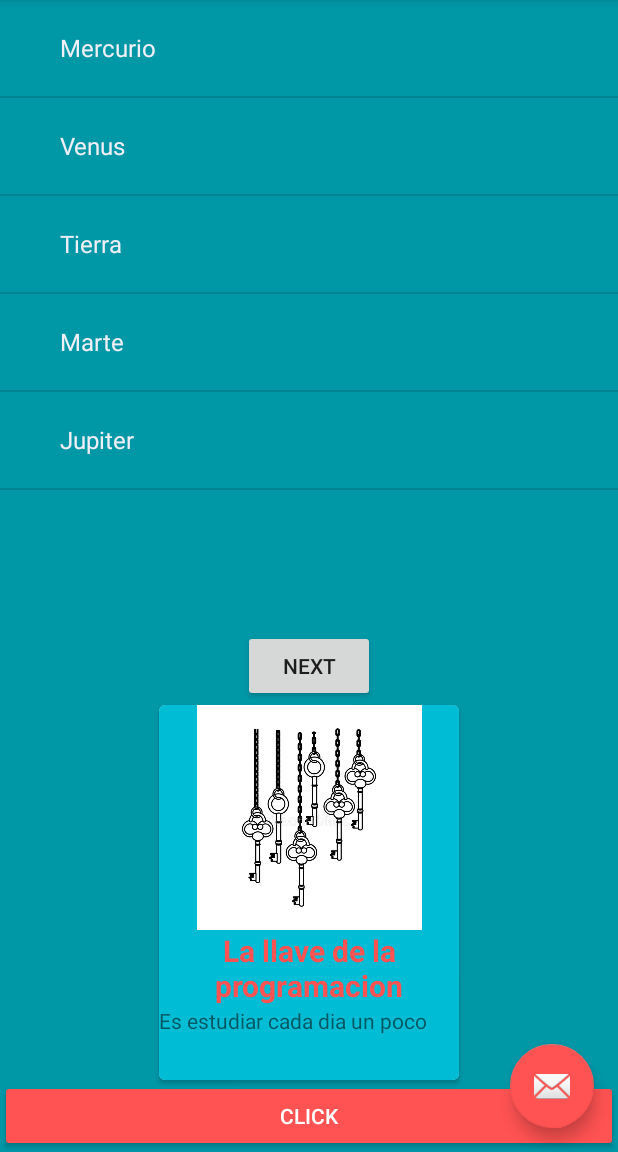
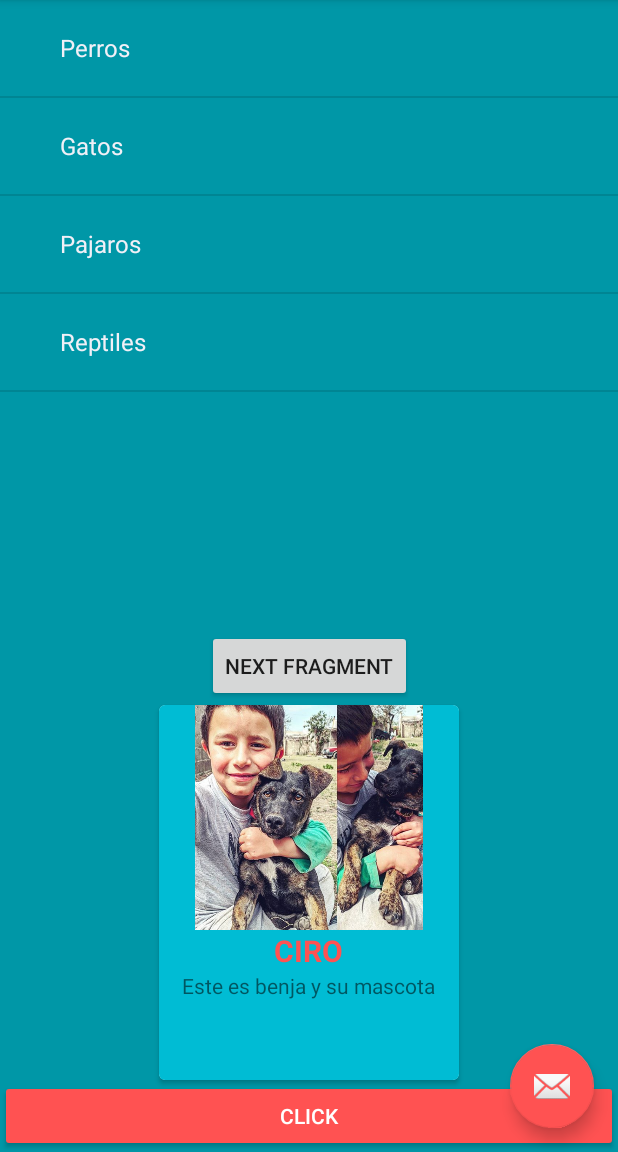
Before and after one commit to juanmrosas88/AprendiendoMaterialDesign, an Android app: the screen it shows after launch (MainActivity), on a phone screen of 412 x 824 dp, the part 84-1236 px from its top. Run offline under Robolectric (Android 15) with nearby library versions, the phone set to English and light mode, and no system bars.

Commit message:
cambio el listado de planetas a tipos de mascotas ciclo de vida de las activitys. metodos.

```diff
--- a/app/src/main/java/com/example/aprendiendomaterialdesign/FirstFragment.java
+++ b/app/src/main/java/com/example/aprendiendomaterialdesign/FirstFragment.java
@@ -44,13 +44,14 @@ public class FirstFragment extends Fragment {
 
 
     }
+
     @Override
     public void onActivityCreated(Bundle state) {
         super.onActivityCreated(state);
         lstMiLista = (ListView)getView().findViewById(R.id.lstMiLista);
 
-        String[] planetas = getResources().getStringArray(R.array.planetas);
-        ArrayAdapter<String> adapter = new ArrayAdapter<String>(getActivity().getApplicationContext(), android.R.layout.simple_expandable_list_item_1,planetas);
+        String[] mascotas = getResources().getStringArray(R.array.mascotas);
+        ArrayAdapter<String> adapter = new ArrayAdapter<String>(getActivity().getApplicationContext(), android.R.layout.simple_expandable_list_item_1,mascotas);
         lstMiLista.setAdapter(adapter);
         lstMiLista.setOnItemClickListener(new AdapterView.OnItemClickListener() {
             @Override
@@ -74,8 +75,8 @@ public class FirstFragment extends Fragment {
 
     }
     public  void refrescandoContenido(){
-        String[] planetas = getResources().getStringArray(R.array.planetas);
-        ArrayAdapter<String> adapter = new ArrayAdapter<String>(getActivity().getApplicationContext(), android.R.layout.simple_expandable_list_item_1,planetas);
+        String[] mascotas = getResources().getStringArray(R.array.mascotas);
+        ArrayAdapter<String> adapter = new ArrayAdapter<String>(getActivity().getApplicationContext(), android.R.layout.simple_expandable_list_item_1,mascotas);
         lstMiLista.setAdapter(adapter);
         sfiMiIndicadorRefresh.setRefreshing(false);
     }
--- a/app/src/main/java/com/example/aprendiendomaterialdesign/MainActivity.java
+++ b/app/src/main/java/com/example/aprendiendomaterialdesign/MainActivity.java
@@ -1,5 +1,6 @@
 package com.example.aprendiendomaterialdesign;
 
+import android.content.Intent;
 import android.os.Bundle;
 
 import com.google.android.material.floatingactionbutton.FloatingActionButton;
@@ -27,6 +28,8 @@ public class MainActivity extends AppCompatActivity {
         setContentView(R.layout.activity_main);
         Toolbar toolbar = findViewById(R.id.toolbar);
         setSupportActionBar(toolbar);
+
+        Toast.makeText(this, getResources().getString(R.string.onCreate), Toast.LENGTH_SHORT).show();
 
         agregarFAB();
 
@@ -68,10 +71,55 @@ public class MainActivity extends AppCompatActivity {
 
         //noinspection SimplifiableIfStatement
         if (id == R.id.action_settings) {
-            Toast.makeText(this, "hoola mundo", Toast.LENGTH_SHORT).show();
+
+           Intent i = new Intent(MainActivity.this, ListadoMascotasActivity.class);
+           startActivity(i);
+
             return true;
         }
 
         return super.onOptionsItemSelected(item);
     }
+
+
+    @Override
+    protected void onStart() {
+        super.onStart();
+        Toast.makeText(this, getResources().getString(R.string.onStart), Toast.LENGTH_SHORT).show();
+
+    }
+
+    @Override
+    protected void onResume() {
+        super.onResume();
+        Toast.makeText(this, getResources().getString(R.string.onResume), Toast.LENGTH_SHORT).show();
+    }
+
+    //Actividad corriendo
+
+    @Override
+    protected void onRestart() {
+        super.onRestart();
+        Toast.makeText(this, getResources().getString(R.string.onRestart), Toast.LENGTH_SHORT).show();
+    }
+
+    @Override
+    protected void onPause() {
+        super.onPause();
+        Toast.makeText(this, getResources().getString(R.string.onPause), Toast.LENGTH_SHORT).show();
+    }
+
+    @Override
+    protected void onStop() {
+        super.onStop();
+        Toast.makeText(this, getResources().getString(R.string.onStop), Toast.LENGTH_SHORT).show();
+    }
+
+    @Override
+    protected void onDestroy() {
+        super.onDestroy();
+        Toast.makeText(this, getResources().getString(R.string.onDestroy), Toast.LENGTH_SHORT).show();
+    }
+
+
 }
--- a/app/src/main/res/layout/fragment_first.xml
+++ b/app/src/main/res/layout/fragment_first.xml
@@ -7,6 +7,7 @@
     android:layout_height="match_parent"
     android:background="@color/colorPrimaryDark"
     tools:context=".FirstFragment">
+
 
     <androidx.swiperefreshlayout.widget.SwipeRefreshLayout
         android:id="@+id/sfiMiIndicadorRefresh"
@@ -44,14 +45,14 @@
                 android:layout_width="wrap_content"
                 android:layout_height="150dp"
                 android:contentDescription="@string/descripcion_tarjeta"
-                android:src="@drawable/llave" />
+                android:src="@drawable/ciro" />
 
             <TextView
                 android:id="@+id/tvTituloTarjeta"
                 android:layout_width="wrap_content"
                 android:layout_height="wrap_content"
                 android:layout_below="@+id/imgImagen"
-                android:gravity="center"
+                android:layout_centerHorizontal="true"
                 android:text="@string/titulo_tarjeta"
                 android:textColor="@color/colorAccent"
                 android:textSize="20sp"
@@ -62,6 +63,7 @@
                 android:layout_width="wrap_content"
                 android:layout_height="wrap_content"
                 android:layout_below="@+id/tvTituloTarjeta"
+                android:layout_centerHorizontal="true"
                 android:text="@string/descripcion_tarjeta" />
 
         </RelativeLayout>
--- a/app/src/main/res/menu/menu_main.xml
+++ b/app/src/main/res/menu/menu_main.xml
@@ -5,6 +5,6 @@
     <item
         android:id="@+id/action_settings"
         android:orderInCategory="100"
-        android:title="@string/action_settings"
+        android:title="@string/action_ListadoMascotas"
         app:showAsAction="never" />
 </menu>
--- a/app/src/main/res/navigation/nav_graph.xml
+++ b/app/src/main/res/navigation/nav_graph.xml
@@ -14,6 +14,9 @@
         <action
             android:id="@+id/action_FirstFragment_to_SecondFragment"
             app:destination="@id/SecondFragment" />
+        <action
+            android:id="@+id/action_FirstFragment_to_listadoMascotasActivity"
+            app:destination="@id/listadoMascotasActivity" />
     </fragment>
     <fragment
         android:id="@+id/SecondFragment"
@@ -24,5 +27,18 @@
         <action
             android:id="@+id/action_SecondFragment_to_FirstFragment"
             app:destination="@id/FirstFragment" />
+        <action
+            android:id="@+id/action_SecondFragment_to_listadoMascotasActivity"
+            app:destination="@id/listadoMascotasActivity" />
     </fragment>
+    <activity
+        android:id="@+id/listadoMascotasActivity"
+        android:name="com.example.aprendiendomaterialdesign.ListadoMascotasActivity"
+        android:label="activity_listado_mascotas"
+        tools:layout="@layout/activity_listado_mascotas" />
+    <activity
+        android:id="@+id/mainActivity"
+        android:name="com.example.aprendiendomaterialdesign.MainActivity"
+        android:label="activity_main"
+        tools:layout="@layout/activity_main" />
 </navigation>
--- a/app/src/main/res/values/dimens.xml
+++ b/app/src/main/res/values/dimens.xml
@@ -1,5 +1,6 @@
 <resources>
     <dimen name="fab_margin">16dp</dimen>
+    <dimen name="paddingList">16dp</dimen>
     <dimen name="card_medida">200dp</dimen>
 
 </resources>
--- a/app/src/main/res/values/strings.xml
+++ b/app/src/main/res/values/strings.xml
@@ -1,26 +1,36 @@
 <resources>
     <string name="app_name">AprendiendoMaterialDesign</string>
     <string name="action_settings">Settings</string>
+    <string name="action_ListadoMascotas">Listado de mascotas</string>
+
     <!-- Strings used for fragments for navigation -->
     <string name="first_fragment_label">First Fragment</string>
     <string name="second_fragment_label">Second Fragment</string>
-    <string name="next">Next</string>
+    <string name="next">Next Fragment</string>
     <string name="previous">Previous</string>
 
     <string name="hello_first_fragment">Hello first fragment</string>
     <string name="hello_second_fragment">Hello second fragment. Arg: %1$s</string>
     <string name="texto_boton_click">Click</string>
 
-    <string-array name="planetas">
-        <item>Mercurio</item>
-        <item>Venus</item>
-        <item>Tierra</item>
-        <item>Marte</item>
-        <item>Jupiter</item>
+    <string-array name="mascotas">
+        <item>Perros</item>
+        <item>Gatos</item>
+        <item>Pajaros</item>
+        <item>Reptiles</item>
     </string-array>
 
-    <string name="titulo_tarjeta">La llave de la programacion</string>
-    <string name="descripcion_tarjeta">Es estudiar cada dia un poco</string>
+    <string name="titulo_tarjeta">CIRO</string>
+    <string name="descripcion_tarjeta">Este es benja y su mascota</string>
 
 
+    <string name="onStart">onStart</string>
+    <string name="onResume">onResume</string>
+
+    <string name="onRestart">onRestart</string>
+    <string name="onPause">onPause</string>
+    <string name="onStop">onStop</string>
+    <string name="onDestroy">onDestroy</string>
+    <string name="onCreate">onCreate</string>
+
 </resources>
```
Also changed, not shown: app/src/main/res/layout/activity_listado_mascotas.xml (+7 -2 lines), app/src/main/res/drawable/ciro.PNG (added).
